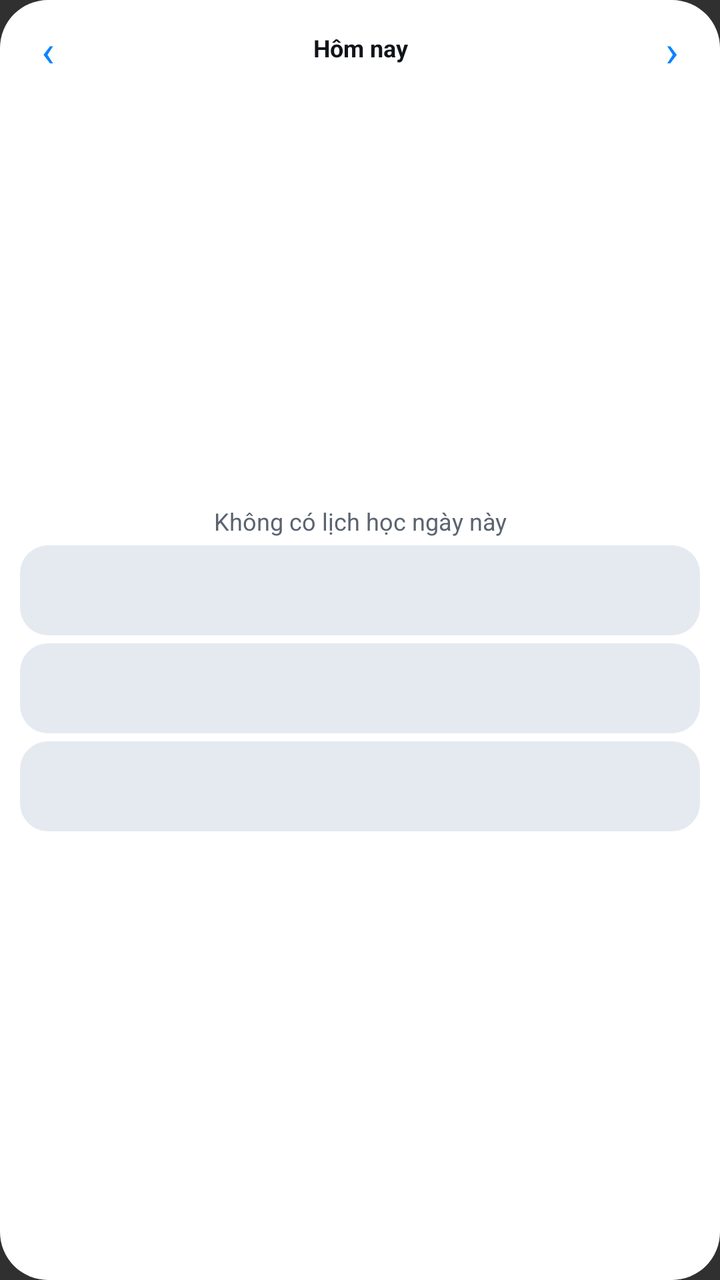
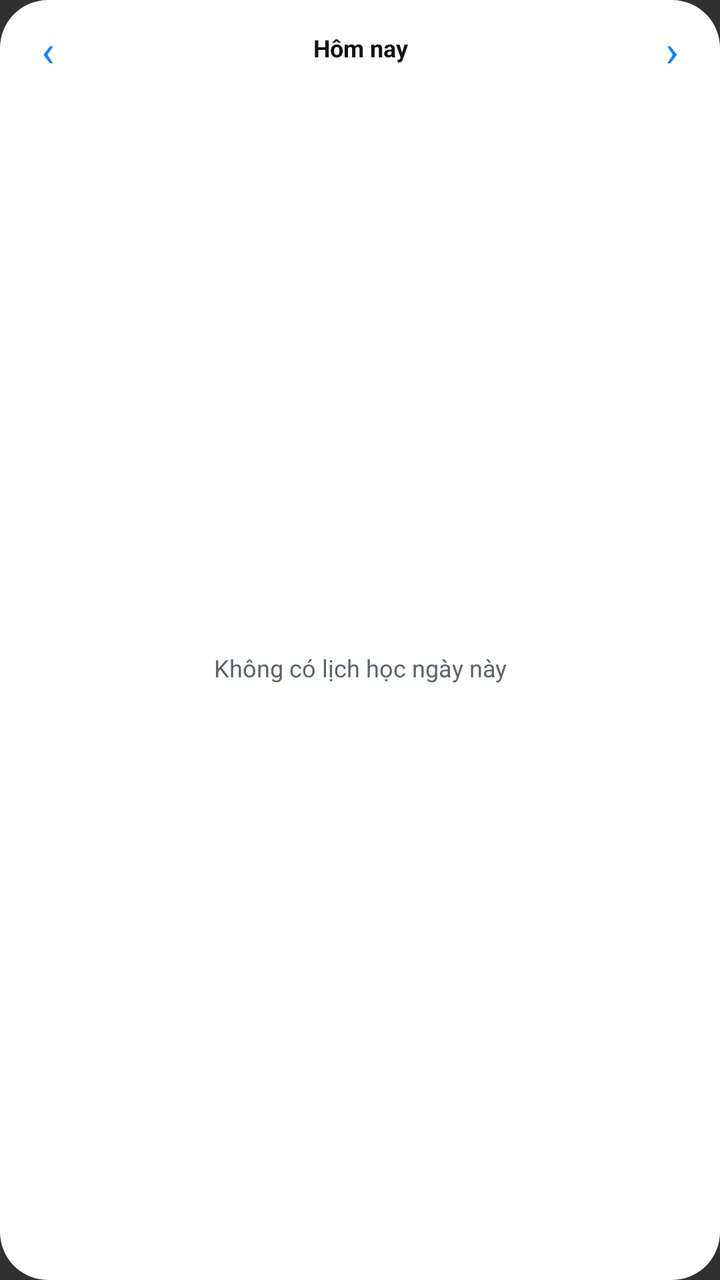

Compare the two renders of this Android layout. The source of the first and the diff that turns it into the second are given below.
<!-- AndroidManifest.xml: application theme Theme.Tkb -->
<!-- res/layout/widget_timetable_square.xml -->
<?xml version="1.0" encoding="utf-8"?>
<LinearLayout xmlns:android="http://schemas.android.com/apk/res/android"
    android:id="@+id/widget_root"
    android:layout_width="match_parent"
    android:layout_height="match_parent"
    android:background="@drawable/widget_background"
    android:orientation="vertical"
    android:padding="10dp">

    <LinearLayout
        android:layout_width="match_parent"
        android:layout_height="28dp"
        android:gravity="center_vertical"
        android:orientation="horizontal">

        <TextView
            android:id="@+id/widget_previous_day"
            android:layout_width="28dp"
            android:layout_height="28dp"
            android:clickable="true"
            android:focusable="true"
            android:gravity="center"
            android:text="‹"
            android:textColor="@color/widget_primary"
            android:textSize="22sp" />

        <TextView
            android:id="@+id/widget_title"
            android:layout_width="0dp"
            android:layout_height="wrap_content"
            android:layout_weight="1"
            android:clickable="true"
            android:ellipsize="end"
            android:focusable="true"
            android:gravity="center"
            android:maxLines="1"
            android:text="@string/widget_today"
            android:textColor="@color/widget_on_surface"
            android:textSize="12sp"
            android:textStyle="bold" />

        <TextView
            android:id="@+id/widget_next_day"
            android:layout_width="28dp"
            android:layout_height="28dp"
            android:clickable="true"
            android:focusable="true"
            android:gravity="center"
            android:text="›"
            android:textColor="@color/widget_primary"
            android:textSize="22sp" />
    </LinearLayout>

    <LinearLayout
        android:layout_width="match_parent"
        android:layout_height="0dp"
        android:layout_weight="1"
        android:gravity="center"
        android:orientation="vertical">

        <TextView
            android:id="@+id/widget_empty"
            android:layout_width="match_parent"
            android:layout_height="wrap_content"
            android:gravity="center"
            android:text="@string/widget_no_lessons"
            android:textAlignment="center"
            android:textColor="@color/widget_on_surface_variant"
            android:textSize="12sp" />

        <include
            android:id="@+id/lesson_1"
            layout="@layout/widget_lesson_row_square" />

        <include
            android:id="@+id/lesson_2"
            layout="@layout/widget_lesson_row_square_2" />

        <include
            android:id="@+id/lesson_3"
            layout="@layout/widget_lesson_row_square_3" />
    </LinearLayout>

</LinearLayout>
<!-- res/layout/widget_lesson_row_square.xml (included above) -->
<?xml version="1.0" encoding="utf-8"?>
<LinearLayout xmlns:android="http://schemas.android.com/apk/res/android"
    android:layout_width="match_parent"
    android:layout_height="wrap_content"
    android:layout_marginTop="4dp"
    android:background="@drawable/widget_lesson_background"
    android:gravity="center"
    android:orientation="vertical"
    android:paddingHorizontal="8dp"
    android:paddingVertical="6dp">

    <TextView
        android:id="@+id/lesson_1_detail"
        android:layout_width="match_parent"
        android:layout_height="wrap_content"
        android:ellipsize="end"
        android:gravity="center"
        android:maxLines="1"
        android:textColor="@color/widget_primary"
        android:textSize="11sp"
        android:textStyle="bold" />

    <TextView
        android:id="@+id/lesson_1_title"
        android:layout_width="match_parent"
        android:layout_height="wrap_content"
        android:layout_marginTop="2dp"
        android:ellipsize="end"
        android:gravity="center"
        android:maxLines="2"
        android:textColor="@color/widget_on_surface"
        android:textSize="12sp"
        android:textStyle="bold" />
</LinearLayout>
<!-- res/layout/widget_lesson_row_square_2.xml (included above) -->
<?xml version="1.0" encoding="utf-8"?>
<LinearLayout xmlns:android="http://schemas.android.com/apk/res/android"
    android:layout_width="match_parent"
    android:layout_height="wrap_content"
    android:layout_marginTop="4dp"
    android:background="@drawable/widget_lesson_background"
    android:gravity="center"
    android:orientation="vertical"
    android:paddingHorizontal="8dp"
    android:paddingVertical="6dp">

    <TextView
        android:id="@+id/lesson_2_detail"
        android:layout_width="match_parent"
        android:layout_height="wrap_content"
        android:ellipsize="end"
        android:gravity="center"
        android:maxLines="1"
        android:textColor="@color/widget_primary"
        android:textSize="11sp"
        android:textStyle="bold" />

    <TextView
        android:id="@+id/lesson_2_title"
        android:layout_width="match_parent"
        android:layout_height="wrap_content"
        android:layout_marginTop="2dp"
        android:ellipsize="end"
        android:gravity="center"
        android:maxLines="2"
        android:textColor="@color/widget_on_surface"
        android:textSize="12sp"
        android:textStyle="bold" />
</LinearLayout>
<!-- res/layout/widget_lesson_row_square_3.xml (included above) -->
<?xml version="1.0" encoding="utf-8"?>
<LinearLayout xmlns:android="http://schemas.android.com/apk/res/android"
    android:layout_width="match_parent"
    android:layout_height="wrap_content"
    android:layout_marginTop="4dp"
    android:background="@drawable/widget_lesson_background"
    android:gravity="center"
    android:orientation="vertical"
    android:paddingHorizontal="8dp"
    android:paddingVertical="6dp">

    <TextView
        android:id="@+id/lesson_3_detail"
        android:layout_width="match_parent"
        android:layout_height="wrap_content"
        android:ellipsize="end"
        android:gravity="center"
        android:maxLines="1"
        android:textColor="@color/widget_primary"
        android:textSize="11sp"
        android:textStyle="bold" />

    <TextView
        android:id="@+id/lesson_3_title"
        android:layout_width="match_parent"
        android:layout_height="wrap_content"
        android:layout_marginTop="2dp"
        android:ellipsize="end"
        android:gravity="center"
        android:maxLines="2"
        android:textColor="@color/widget_on_surface"
        android:textSize="12sp"
        android:textStyle="bold" />
</LinearLayout>
<!-- resources referenced by this layout -->
<resources>
  <color name="widget_on_surface">#111418</color>
  <color name="widget_on_surface_variant">#5B6470</color>
  <color name="widget_primary">#0A84FF</color>
  <!-- drawable widget_background (drawable) -->
  <?xml version="1.0" encoding="utf-8"?>
  <shape xmlns:android="http://schemas.android.com/apk/res/android" android:shape="rectangle">
      <corners android:radius="24dp" />
      <solid android:color="@color/widget_surface" />
  </shape>
  <!-- drawable widget_lesson_background (drawable) -->
  <?xml version="1.0" encoding="utf-8"?>
  <shape xmlns:android="http://schemas.android.com/apk/res/android" android:shape="rectangle">
      <corners android:radius="14dp" />
      <solid android:color="@color/widget_surface_variant" />
  </shape>
  <string name="widget_no_lessons">Không có lịch học ngày này</string>
  <string name="widget_today">Hôm nay</string>
  <style name="Theme.Tkb" parent="android:Theme.Material.NoActionBar">
          <item name="android:windowLightStatusBar">true</item>
      </style>
  <color name="widget_surface">#FFFFFF</color>
  <color name="widget_surface_variant">#E5E9F0</color>
</resources>

<!-- the commit's change to res/layout/widget_timetable_square.xml (unified diff, before → after) -->
@@ -68,122 +68,12 @@
             android:textColor="@color/widget_on_surface_variant"
             android:textSize="12sp" />
 
-        <include
-            android:id="@+id/lesson_1"
-            layout="@layout/widget_lesson_row_square" />
-
-        <include
-            android:id="@+id/lesson_2"
-            layout="@layout/widget_lesson_row_square_2" />
-
-        <include
-            android:id="@+id/lesson_3"
-            layout="@layout/widget_lesson_row_square_3" />
+        <LinearLayout
+            android:id="@+id/widget_lessons_container"
+            android:layout_width="match_parent"
+            android:layout_height="wrap_content"
+            android:gravity="center"
+            android:orientation="vertical" />
     </LinearLayout>
 
 </LinearLayout>
-<!-- res/layout/widget_lesson_row_square.xml (included above) -->
-<?xml version="1.0" encoding="utf-8"?>
-<LinearLayout xmlns:android="http://schemas.android.com/apk/res/android"
-    android:layout_width="match_parent"
-    android:layout_height="wrap_content"
-    android:layout_marginTop="4dp"
-    android:background="@drawable/widget_lesson_background"
-    android:gravity="center"
-    android:orientation="vertical"
-    android:paddingHorizontal="8dp"
-    android:paddingVertical="6dp">
-
-    <TextView
-        android:id="@+id/lesson_1_detail"
-        android:layout_width="match_parent"
-        android:layout_height="wrap_content"
-        android:ellipsize="end"
-        android:gravity="center"
-        android:maxLines="1"
-        android:textColor="@color/widget_primary"
-        android:textSize="11sp"
-        android:textStyle="bold" />
-
-    <TextView
-        android:id="@+id/lesson_1_title"
-        android:layout_width="match_parent"
-        android:layout_height="wrap_content"
-        android:layout_marginTop="2dp"
-        android:ellipsize="end"
-        android:gravity="center"
-        android:maxLines="2"
-        android:textColor="@color/widget_on_surface"
-        android:textSize="12sp"
-        android:textStyle="bold" />
-</LinearLayout>
-<!-- res/layout/widget_lesson_row_square_2.xml (included above) -->
-<?xml version="1.0" encoding="utf-8"?>
-<LinearLayout xmlns:android="http://schemas.android.com/apk/res/android"
-    android:layout_width="match_parent"
-    android:layout_height="wrap_content"
-    android:layout_marginTop="4dp"
-    android:background="@drawable/widget_lesson_background"
-    android:gravity="center"
-    android:orientation="vertical"
-    android:paddingHorizontal="8dp"
-    android:paddingVertical="6dp">
-
-    <TextView
-        android:id="@+id/lesson_2_detail"
-        android:layout_width="match_parent"
-        android:layout_height="wrap_content"
-        android:ellipsize="end"
-        android:gravity="center"
-        android:maxLines="1"
-        android:textColor="@color/widget_primary"
-        android:textSize="11sp"
-        android:textStyle="bold" />
-
-    <TextView
-        android:id="@+id/lesson_2_title"
-        android:layout_width="match_parent"
-        android:layout_height="wrap_content"
-        android:layout_marginTop="2dp"
-        android:ellipsize="end"
-        android:gravity="center"
-        android:maxLines="2"
-        android:textColor="@color/widget_on_surface"
-        android:textSize="12sp"
-        android:textStyle="bold" />
-</LinearLayout>
-<!-- res/layout/widget_lesson_row_square_3.xml (included above) -->
-<?xml version="1.0" encoding="utf-8"?>
-<LinearLayout xmlns:android="http://schemas.android.com/apk/res/android"
-    android:layout_width="match_parent"
-    android:layout_height="wrap_content"
-    android:layout_marginTop="4dp"
-    android:background="@drawable/widget_lesson_background"
-    android:gravity="center"
-    android:orientation="vertical"
-    android:paddingHorizontal="8dp"
-    android:paddingVertical="6dp">
-
-    <TextView
-        android:id="@+id/lesson_3_detail"
-        android:layout_width="match_parent"
-        android:layout_height="wrap_content"
-        android:ellipsize="end"
-        android:gravity="center"
-        android:maxLines="1"
-        android:textColor="@color/widget_primary"
-        android:textSize="11sp"
-        android:textStyle="bold" />
-
-    <TextView
-        android:id="@+id/lesson_3_title"
-        android:layout_width="match_parent"
-        android:layout_height="wrap_content"
-        android:layout_marginTop="2dp"
-        android:ellipsize="end"
-        android:gravity="center"
-        android:maxLines="2"
-        android:textColor="@color/widget_on_surface"
-        android:textSize="12sp"
-        android:textStyle="bold" />
-</LinearLayout>
<!-- resource entries referenced after the edit -->
@@ -9,18 +9,11 @@
       <corners android:radius="24dp" />
       <solid android:color="@color/widget_surface" />
   </shape>
-  <!-- drawable widget_lesson_background (drawable) -->
-  <?xml version="1.0" encoding="utf-8"?>
-  <shape xmlns:android="http://schemas.android.com/apk/res/android" android:shape="rectangle">
-      <corners android:radius="14dp" />
-      <solid android:color="@color/widget_surface_variant" />
-  </shape>
   <string name="widget_no_lessons">Không có lịch học ngày này</string>
   <string name="widget_today">Hôm nay</string>
   <style name="Theme.Tkb" parent="android:Theme.Material.NoActionBar">
           <item name="android:windowLightStatusBar">true</item>
       </style>
   <color name="widget_surface">#FFFFFF</color>
-  <color name="widget_surface_variant">#E5E9F0</color>
 </resources>
 
